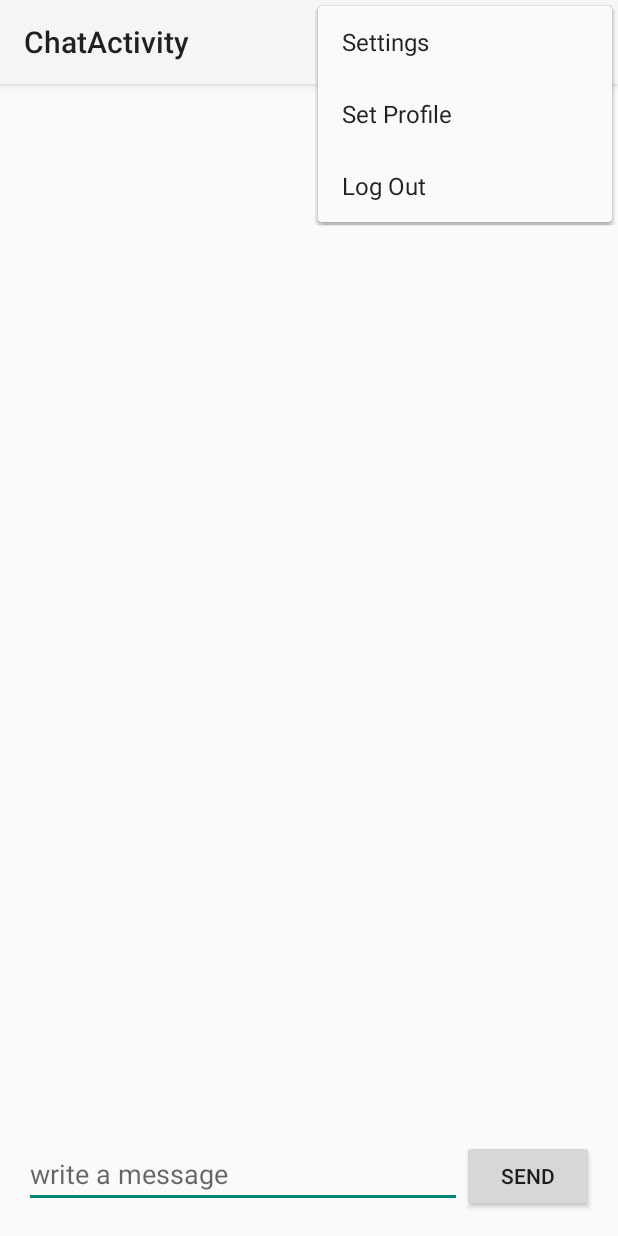
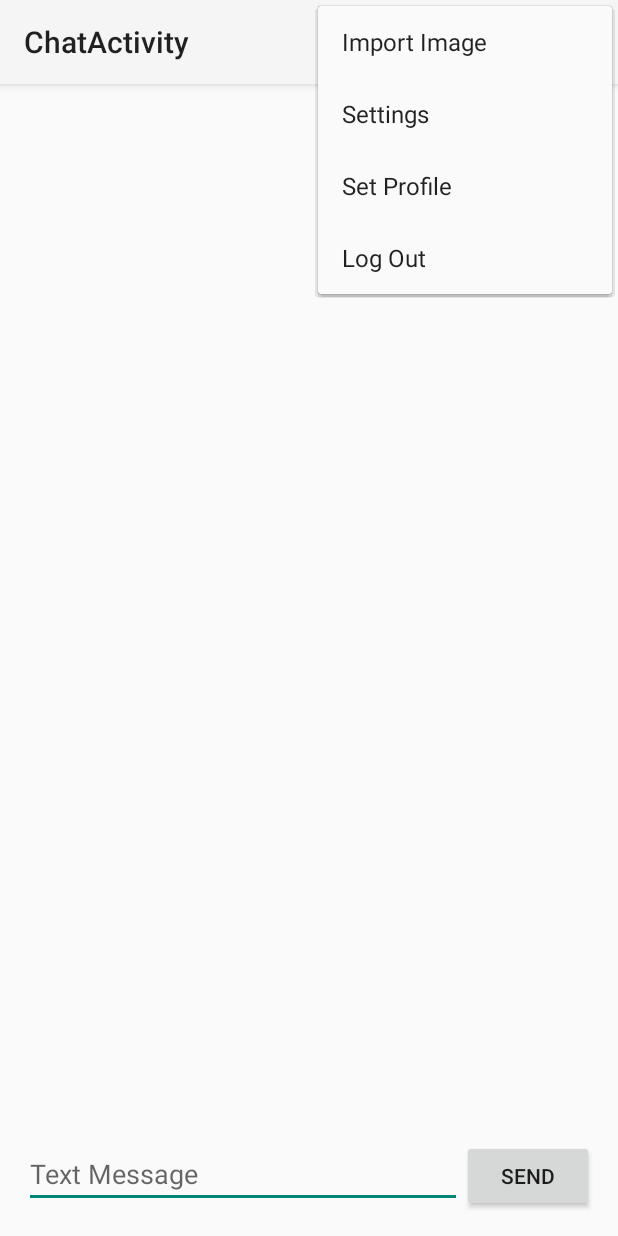
Before and after one commit to louisamoros/android-chat-scan, an Android app: the ChatActivity screen opened directly, with no data from a screen before it, with the options menu open, on a phone screen of 412 x 824 dp. Run offline under Robolectric (Android 15) with nearby library versions, the phone set to English and light mode, and no system bars; 1 statement that could not run was skipped.

Commit message:
Change app logo. Add logo for img import. Insert new item in menu to import image.

```diff
--- a/app/build.gradle
+++ b/app/build.gradle
@@ -6,7 +6,7 @@ android {
 
     defaultConfig {
         applicationId "com.scan.chat.android.androidchatscan"
-        minSdkVersion 22
+        minSdkVersion 19
         targetSdkVersion 22
         versionCode 1
         versionName "1.0"
--- a/app/src/main/res/menu/menu_chat.xml
+++ b/app/src/main/res/menu/menu_chat.xml
@@ -1,6 +1,8 @@
 <menu xmlns:android="http://schemas.android.com/apk/res/android"
     xmlns:tools="http://schemas.android.com/tools"
     tools:context="com.scan.chat.android.androidchatscan.ChatActivity">
+    <item android:id="@+id/import_img_button" android:title="@string/import_img_button"
+        android:icon="@mipmap/ic_photo_btn" android:showAsAction="never" />
     <item android:id="@+id/action_settings" android:title="@string/action_settings"
         android:orderInCategory="100" android:showAsAction="never" />
     <item android:id="@+id/action_profile" android:title="@string/action_profile"
--- a/app/src/main/res/values/strings.xml
+++ b/app/src/main/res/values/strings.xml
@@ -4,10 +4,11 @@
     <string name="action_settings">Settings</string>
     <string name="action_profile">Set Profile</string>
     <string name="action_log_out">Log Out</string>
+    <string name="import_img_button">Import Image</string>
 
     <!-- Strings related to login -->
     <string name="title_activity_login">Sign in</string>
-    <string name="login_success">Login Successful.</string>
+    <string name="login_success">Logged</string>
     <string name="login_error">Login Failed.</string>
     <string name="prompt_email">Email</string>
     <string name="prompt_password">Password</string>
@@ -24,19 +25,19 @@
 
     <!-- Strings related to register -->
     <string name="title_activity_register">Register</string>
-    <string name="register_success">Registered successfully</string>
-    <string name="register_error">User already exists</string>
-    <string name="prompt_password_confirm">Confirm your password</string>
+    <string name="register_success">Successfully registered.</string>
+    <string name="register_error">User already exists.</string>
+    <string name="prompt_password_confirm">Confirm your password.</string>
     <string name="action_register">Register</string>
-    <string name="error_no_match">Passwords don\'t match</string>
+    <string name="error_no_match">Passwords don\'t match.</string>
 
     <!-- Strings related to chat -->
     <string name="title_activity_chat">ChatActivity</string>
     <string name="label_send_button">Send</string>
     <string name="label_send_img_button">Send</string>
-    <string name="sent_success">message sent</string>
-    <string name="sent_failed">error, try again</string>
-    <string name="prompt_message">write a message</string>
+    <string name="sent_success">Sent</string>
+    <string name="sent_failed">Error, try again.</string>
+    <string name="prompt_message">Text Message</string>
 
     <!-- Strings related to home -->
     <string name="title_activity_home">HomeActivity</string>
```
Also changed, not shown: app/src/main/res/mipmap-hdpi/ic_launcher.png, app/src/main/res/mipmap-hdpi/ic_photo_btn.png (added), app/src/main/res/mipmap-mdpi/ic_launcher.png, app/src/main/res/mipmap-mdpi/ic_photo_btn.png (added), app/src/main/res/mipmap-xhdpi/ic_launcher.png, app/src/main/res/mipmap-xhdpi/ic_photo_btn.png (added), app/src/main/res/mipmap-xxhdpi/ic_launcher.png, app/src/main/res/mipmap-xxhdpi/ic_photo_btn.png (added), app/src/main/res/mipmap-xxxhdpi/ic_launcher.png (added), app/src/main/res/mipmap-xxxhdpi/ic_photo_btn.png (added).
